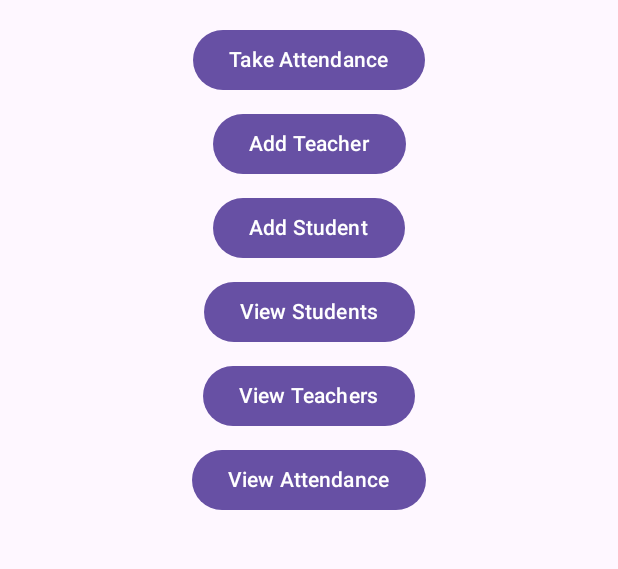
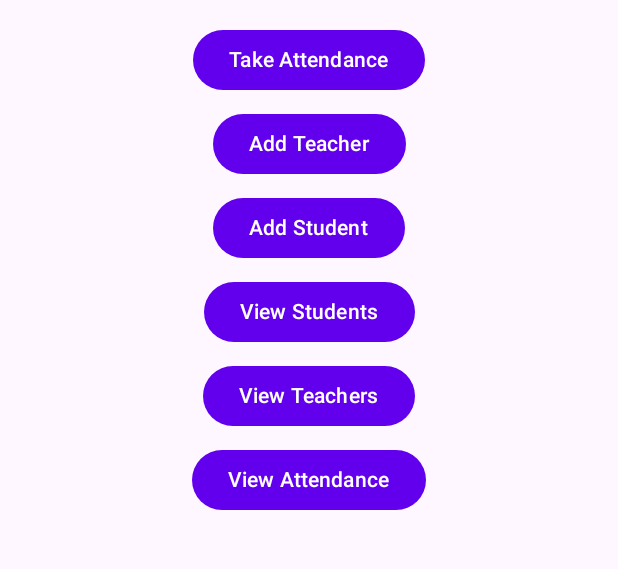
Before and after one commit to Vigilante120/EveningAttendancePortal, an Android app built with Jetpack Compose: the screen it shows after launch (MainActivity), on a phone screen of 412 x 824 dp, the part 402-971 px from its top. Run offline under Robolectric (Android 15) with nearby library versions, the phone set to English and light mode, and no system bars.

```diff
--- a/app/build.gradle.kts
+++ b/app/build.gradle.kts
@@ -53,7 +53,9 @@ dependencies {
     implementation("androidx.activity:activity-compose:1.7.2")
 
     // Jetpack Compose dependencies
-    implementation(platform("androidx.compose:compose-bom:2024.02"))
+//    implementation(platform("androidx.compose:compose-bom:2024.02"))
+    implementation( platform("androidx.compose:compose-bom:2025.02.00"))
+    implementation( "androidx.compose.ui:ui-tooling-preview:1.3.2")
     implementation("androidx.compose.ui:ui")
     implementation("androidx.compose.ui:ui-tooling-preview")
     implementation("androidx.compose.material3:material3")
@@ -64,6 +66,7 @@ dependencies {
     androidTestImplementation("androidx.test.espresso:espresso-core:3.5.1")
     androidTestImplementation(platform("androidx.compose:compose-bom:2024.02"))
     androidTestImplementation("androidx.compose.ui:ui-test-junit4")
+    implementation("androidx.compose.material3:material3:1.3.1")
 
     // Debugging tools for Compose
     debugImplementation("androidx.compose.ui:ui-tooling")
--- a/app/src/main/java/com/example/eveningattendanceportal/DatabaseHelper.kt
+++ b/app/src/main/java/com/example/eveningattendanceportal/DatabaseHelper.kt
@@ -1,8 +1,7 @@
 import android.content.ContentValues
 import android.content.Context
-import android.database.Cursor
-import com.example.eveningattendanceportal.Student
-import com.example.eveningattendanceportal.Teacher
+import com.example.eveningattendanceportal.models.db.Student
+import com.example.eveningattendanceportal.models.db.Teacher
 import com.example.eveningattendanceportal.Attendance
 import android.database.sqlite.SQLiteDatabase
 import android.database.sqlite.SQLiteOpenHelper
--- a/app/src/main/java/com/example/eveningattendanceportal/Student.kt
+++ b/app/src/main/java/com/example/eveningattendanceportal/models/db/Student.kt
@@ -1,4 +1,4 @@
-package com.example.eveningattendanceportal
+package com.example.eveningattendanceportal.models.db
 
 data class Student(
     val rollNumber: String,
--- a/app/src/main/java/com/example/eveningattendanceportal/Teacher.kt
+++ b/app/src/main/java/com/example/eveningattendanceportal/models/db/Teacher.kt
@@ -1,4 +1,4 @@
-package com.example.eveningattendanceportal
+package com.example.eveningattendanceportal.models.db
 
 data class Teacher(
     val id: Int = 0,
--- a/app/src/main/java/com/example/eveningattendanceportal/ui/theme/Theme.kt
+++ b/app/src/main/java/com/example/eveningattendanceportal/ui/theme/Theme.kt
@@ -4,15 +4,16 @@ import androidx.compose.material3.MaterialTheme
 import androidx.compose.material3.darkColorScheme
 import androidx.compose.material3.lightColorScheme
 import androidx.compose.runtime.Composable
+import androidx.compose.ui.graphics.Color
 
 private val LightColors = lightColorScheme(
-    primary = android.graphics.Color.parseColor("#6200EE"),
-    secondary = android.graphics.Color.parseColor("#03DAC5")
+    primary = Color(0xFF6200EE),
+    secondary = Color(0xFF03DAC5)
 )
 
 private val DarkColors = darkColorScheme(
-    primary = android.graphics.Color.parseColor("#BB86FC"),
-    secondary = android.graphics.Color.parseColor("#03DAC5")
+    primary = Color(0xFFBB86FC),
+    secondary = Color(0xFF03DAC5)
 )
 
 @Composable
@@ -20,8 +21,7 @@ fun EveningAttendancePortalTheme(
     darkTheme: Boolean = false,
     content: @Composable () -> Unit
 ) {
-    val colors =
-        if (darkTheme) DarkColors else LightColors
+    val colors = if (darkTheme) DarkColors else LightColors
 
     MaterialTheme(
         colorScheme = colors,
```
